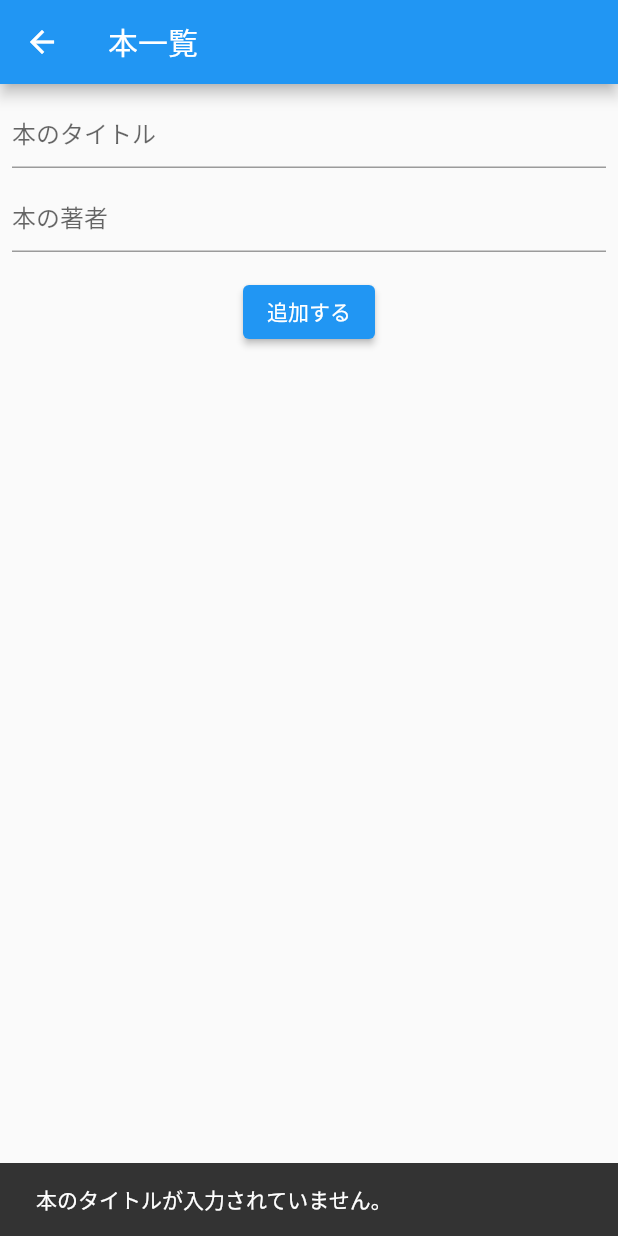
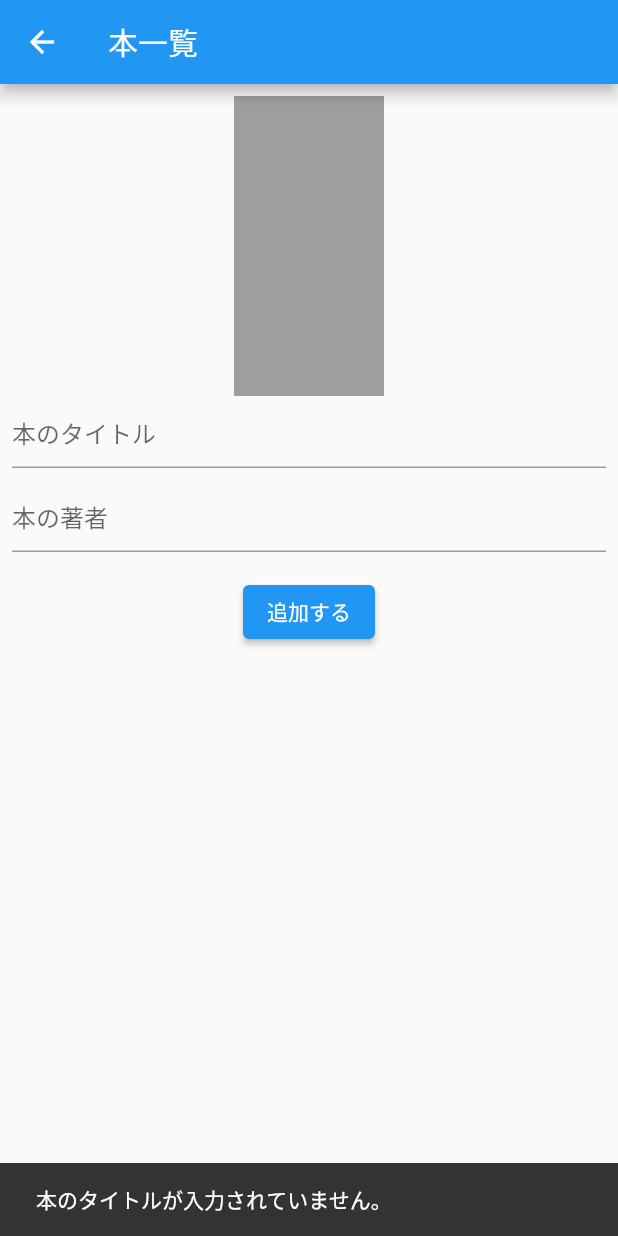
Before and after one commit to Ka-zu-ma/flutter-firebase-sample, a Flutter app: the AddBookPage screen opened directly, after a tap on "追加する", on a phone screen of 412 x 824 dp. Run offline on Flutter 3.47's test engine with Material 2 defaults, Android fonts, the phone set to English and light mode, and no system bars; our stand-ins replace cloud_firestore, firebase_core, firebase_storage, flutter_slidable, image_picker; accounts and stored records are empty.

```diff
--- a/book_list_sample/lib/add_book/add_book_model.dart
+++ b/book_list_sample/lib/add_book/add_book_model.dart
@@ -1,9 +1,27 @@
+import 'dart:io';
 import 'package:cloud_firestore/cloud_firestore.dart';
+import 'package:firebase_storage/firebase_storage.dart';
 import 'package:flutter/cupertino.dart';
+import 'package:flutter/material.dart';
+import 'package:image_picker/image_picker.dart';
 
 class AddBookModel extends ChangeNotifier {
   String? title;
   String? author;
+  File? imageFile;
+  bool isLoading = false;
+
+  final picker = ImagePicker();
+
+  void startLoading() {
+    isLoading = true;
+    notifyListeners();
+  }
+
+  void endLoading() {
+    isLoading = false;
+    notifyListeners();
+  }
 
   Future addBook() async {
     if (title == null || title!.isEmpty) {
@@ -14,10 +32,31 @@ class AddBookModel extends ChangeNotifier {
       throw '著者が入力されていません。';
     }
 
+    final doc = FirebaseFirestore.instance.collection('books').doc();
+
+    String? imgURL;
+
+    if (imageFile != null) {
+      // storageにアップロード
+      final task = await FirebaseStorage.instance
+          .ref('books/${doc.id}')
+          .putFile(imageFile!);
+      imgURL = await task.ref.getDownloadURL();
+    }
+
     // firestoreに追加
     await FirebaseFirestore.instance.collection('books').add({
       'title': title,
       'author': author,
+      'imgURL': imgURL,
     });
   }
+
+  Future pickImage() async {
+    final pickedFile = await picker.pickImage(source: ImageSource.gallery);
+    if (pickedFile != null) {
+      imageFile = File(pickedFile.path);
+      notifyListeners();
+    }
+  }
 }
--- a/book_list_sample/lib/add_book/add_book_page.dart
+++ b/book_list_sample/lib/add_book/add_book_page.dart
@@ -4,7 +4,9 @@ import 'package:flutter/material.dart';
 import 'package:provider/provider.dart';
 
 class AddBookPage extends StatelessWidget {
-  final Stream<QuerySnapshot> _usersStream = FirebaseFirestore.instance.collection('books').snapshots();
+  final Stream<QuerySnapshot> _usersStream = FirebaseFirestore.instance
+      .collection('books').snapshots();
+
   @override
   Widget build(BuildContext context) {
     return ChangeNotifierProvider<AddBookModel>(
@@ -15,9 +17,25 @@ class AddBookPage extends StatelessWidget {
         ),
         body: Center(
           child: Consumer<AddBookModel>(builder: (context, model, child) {
-            return Padding(
+            return Stack(
+              children: [
+                Padding(
                   padding: const EdgeInsets.all(8.0),
                   child: Column(children: [
+                    GestureDetector(
+                      child: SizedBox(
+                        width: 100,
+                        height: 200,
+                        child: model.imageFile != null
+                            ? Image.file(model.imageFile!)
+                            : Container(
+                          color: Colors.grey,
+                        ),
+                      ),
+                      onTap: () async {
+                        await model.pickImage();
+                      },
+                    ),
                     TextField(
                       decoration: InputDecoration(
                           hintText: '本のタイトル'
@@ -43,14 +61,29 @@ class AddBookPage extends StatelessWidget {
                     ElevatedButton(
                         onPressed: () async {
                           try {
+                            model.startLoading();
                             await model.addBook();
                             Navigator.of(context).pop(true);
-                      } catch(e) {
-                        final snackBar = SnackBar(content: Text(e.toString()));
-                        ScaffoldMessenger.of(context).showSnackBar(snackBar);
+                          } catch (e) {
+                            print(e);
+                            final snackBar = SnackBar(
+                                content: Text(e.toString()));
+                            ScaffoldMessenger.of(context).showSnackBar(
+                                snackBar);
+                          } finally {
+                            model.endLoading();
                           }
                         }, child: Text('追加する')),
                   ],),
+                ),
+                if (model.isLoading)
+                  Container(
+                  color: Colors.black54,
+                  child: Center(
+                    child: CircularProgressIndicator(),
+                  ),
+                )
+              ],
             );
           }),
         ),
--- a/book_list_sample/lib/book_list/book_list_model.dart
+++ b/book_list_sample/lib/book_list/book_list_model.dart
@@ -13,7 +13,8 @@ class BookListModel extends ChangeNotifier {
       final String id = document.id;
       final String title = data['title'];
       final String author = data['author'];
-      return Book(id, title, author);
+      final String? imgURL = data['imgURL'];
+      return Book(id, title, author, imgURL);
     }).toList();
 
       this.books = books;
--- a/book_list_sample/lib/book_list/book_list_page.dart
+++ b/book_list_sample/lib/book_list/book_list_page.dart
@@ -26,6 +26,7 @@ class BookListPage extends StatelessWidget {
                 .map(
                   (book) => Slidable(
                     child: ListTile(
+                      leading: book.imgURL != null ? Image.network(book.imgURL!) : null,
                       title: Text(book.title),
                       subtitle: Text(book.author),
                     ),
--- a/book_list_sample/lib/domain/book.dart
+++ b/book_list_sample/lib/domain/book.dart
@@ -1,6 +1,7 @@
 class Book {
-  Book(this.id,this.title,this.author);
+  Book(this.id, this.title, this.author, this.imgURL);
   String id;
   String title;
   String author;
+  String? imgURL;
 }
--- a/book_list_sample/pubspec.yaml
+++ b/book_list_sample/pubspec.yaml
@@ -38,6 +38,8 @@ dependencies:
   cloud_firestore: ^3.1.7
   provider: ^6.0.2
   flutter_slidable: ^1.2.0
+  firebase_storage: ^10.2.6
+  image_picker: ^0.8.4+5
 
 dev_dependencies:
   flutter_test:
```
Also changed, not shown: book_list_sample/pubspec.lock, 2 other files. Lines whose indentation alone changed are shown as unchanged.
